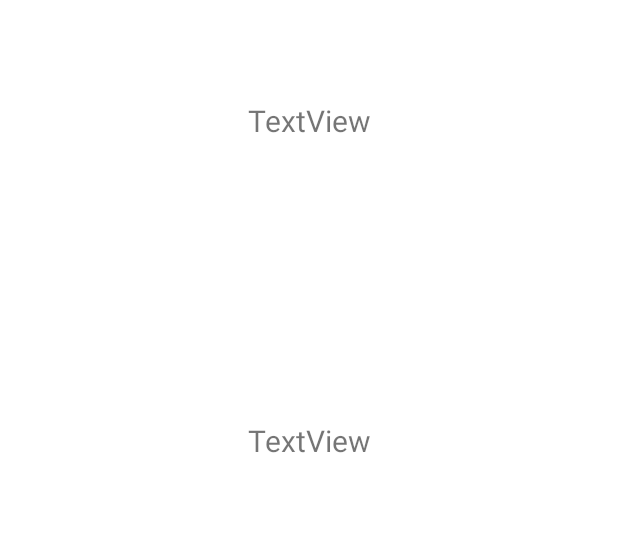
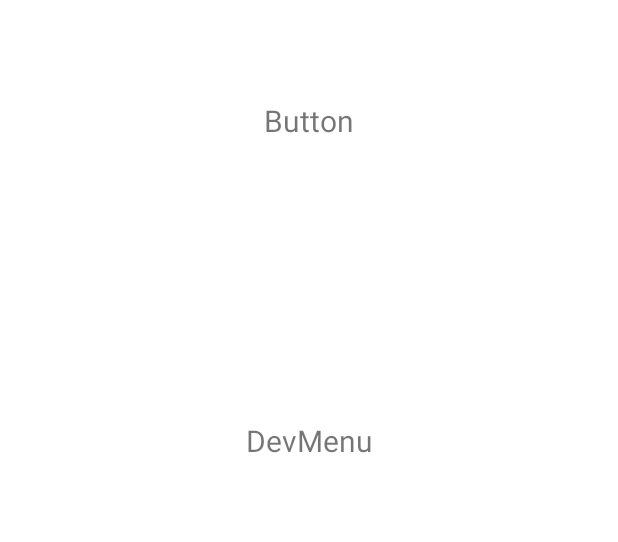
Before and after one commit to nachischo/Commun03APP, an Android app: the layout options.xml on its own in the app's theme, with its tools: preview values and no code run, on a phone screen of 412 x 824 dp. Shown: the part 178-720 px from the top of the screen. Run offline under Robolectric (Android 15) with nearby library versions, the phone set to English and light mode, and no system bars.

```diff
--- a/app/src/main/java/com/imsangar/commun03app/fragments/OptionsFragment.java
+++ b/app/src/main/java/com/imsangar/commun03app/fragments/OptionsFragment.java
@@ -53,6 +53,11 @@ public class OptionsFragment extends Fragment {
             MainActivity.mapInitialized = false;
         });
 
+        binding.DevMenuButton.setOnClickListener(view -> {
+            Intent intent = new Intent(getContext(), DevActivity.class );
+            startActivity(intent);
+        });
+
         binding.CerrarSesionButton.setOnClickListener(view -> {
             SharedPreferences sharedPreferences = getContext().getSharedPreferences("shared_prefs", Context.MODE_PRIVATE);
             SharedPreferences.Editor editarPreferencias = sharedPreferences.edit();
--- a/app/src/main/res/layout/options.xml
+++ b/app/src/main/res/layout/options.xml
@@ -20,19 +20,19 @@
         android:id="@+id/textView"
         android:layout_width="wrap_content"
         android:layout_height="wrap_content"
-        android:text="TextView"
+        android:text="Button"
         android:textSize="20sp"
-        app:layout_constraintBottom_toTopOf="@+id/textView2"
+        app:layout_constraintBottom_toTopOf="@+id/DevMenuButton"
         app:layout_constraintEnd_toEndOf="parent"
         app:layout_constraintHorizontal_bias="0.5"
         app:layout_constraintStart_toStartOf="parent"
         app:layout_constraintTop_toTopOf="parent" />
 
     <TextView
-        android:id="@+id/textView2"
+        android:id="@+id/DevMenuButton"
         android:layout_width="wrap_content"
         android:layout_height="wrap_content"
-        android:text="TextView"
+        android:text="DevMenu"
         android:textSize="20sp"
         app:layout_constraintBottom_toTopOf="@+id/CerrarSesionButton"
         app:layout_constraintEnd_toEndOf="@+id/textView"
@@ -48,8 +48,8 @@
         android:textColor="#F44336"
         android:textSize="20sp"
         app:layout_constraintBottom_toBottomOf="parent"
-        app:layout_constraintEnd_toEndOf="@+id/textView2"
+        app:layout_constraintEnd_toEndOf="@+id/DevMenuButton"
         app:layout_constraintHorizontal_bias="0.5"
-        app:layout_constraintStart_toStartOf="@+id/textView2"
-        app:layout_constraintTop_toBottomOf="@+id/textView2" />
+        app:layout_constraintStart_toStartOf="@+id/DevMenuButton"
+        app:layout_constraintTop_toBottomOf="@+id/DevMenuButton" />
 </androidx.constraintlayout.widget.ConstraintLayout>
```
Also changed, not shown: app/src/main/java/com/imsangar/commun03app/fragments/HomeFragment.java (+5 -5 lines), app/src/main/res/layout/activity_mapa.xml (+5 -5 lines), app/src/main/res/layout/info_card.xml (+5 -5 lines).
